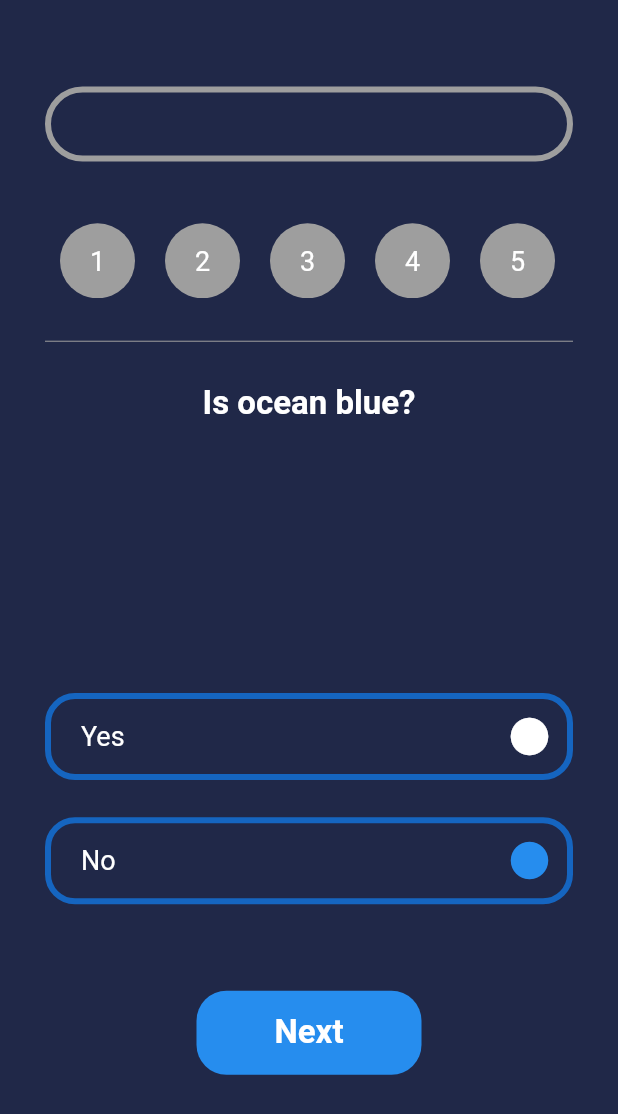
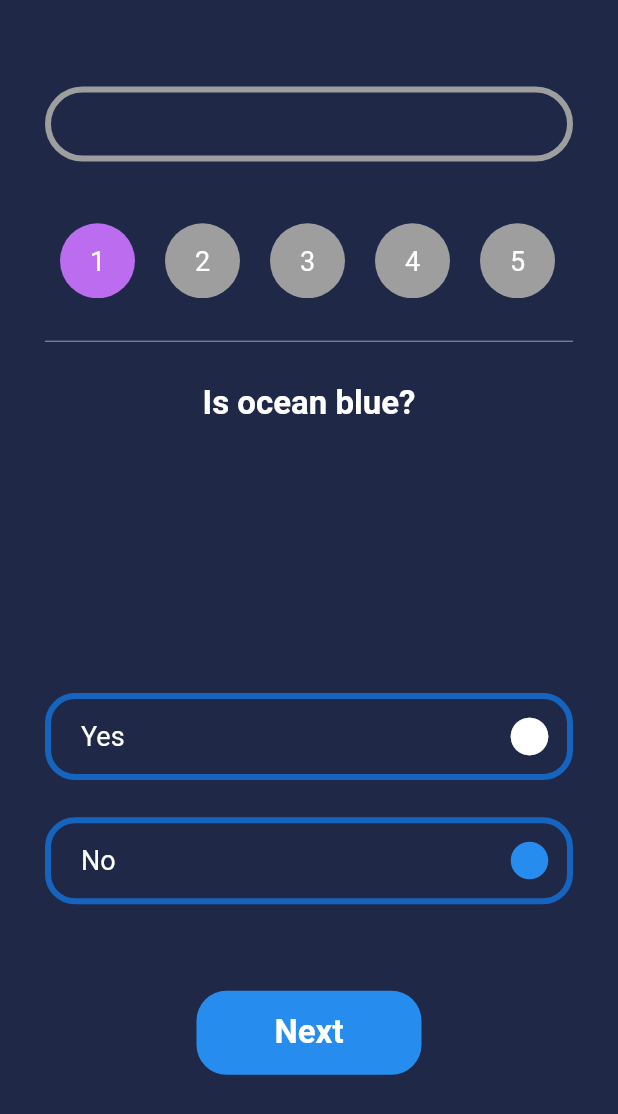
Before and after one commit to sinaziaee/flutter_bootcamp, a Flutter app: the screen it shows after launch, on a phone screen of 412 x 824 dp. Shown: the top 1114 px of the screen. Run offline on Flutter 3.47's test engine with Material 2 defaults, Android fonts, the phone set to English and light mode, and no system bars; our stand-ins replace just_audio.

Commit message:
fixed a bug in height in  p_05

```diff
--- a/p_05_quizno/lib/main.dart
+++ b/p_05_quizno/lib/main.dart
@@ -1,3 +1,5 @@
+import 'dart:async';
+
 import 'package:flutter/material.dart';
 import 'package:p_05_quizno/constants.dart';
 import 'package:p_05_quizno/models/question.dart';
@@ -15,13 +17,15 @@ class MyApp extends StatefulWidget {
   _MyAppState createState() => _MyAppState();
 }
 
-class _MyAppState extends State<MyApp> {
+class _MyAppState extends State<MyApp> with TickerProviderStateMixin {
   late Size size;
 
   int currentQuestionNumber = 0;
   bool isOnePressed = false;
 
   List statusList = [];
+
+  double progress = 0;
 
   @override
   void initState() {
@@ -145,13 +149,20 @@ class _MyAppState extends State<MyApp> {
     Color color = Colors.grey;
     int temp = num - 1;
     int size = testList.length;
-    // if current question and not last question and last question status is not 0
-    if (temp == currentQuestionNumber &&
-        temp != size - 1 &&
-        statusList[size - 1] != 0) {
-      color = kPurpleColor;
-    } //
-    else {
+    if (temp == currentQuestionNumber) {
+      if (temp == size - 1 && statusList[temp] != 0) {
+        if (statusList[temp] == true) {
+          color = Colors.green;
+        } //
+        else if (statusList[temp] == false) {
+          color = Colors.red;
+        } else {
+          // pass
+        }
+      } else {
+        color = kPurpleColor;
+      }
+    } else {
       if (statusList[temp] == true) {
         color = Colors.green;
       } //
```
